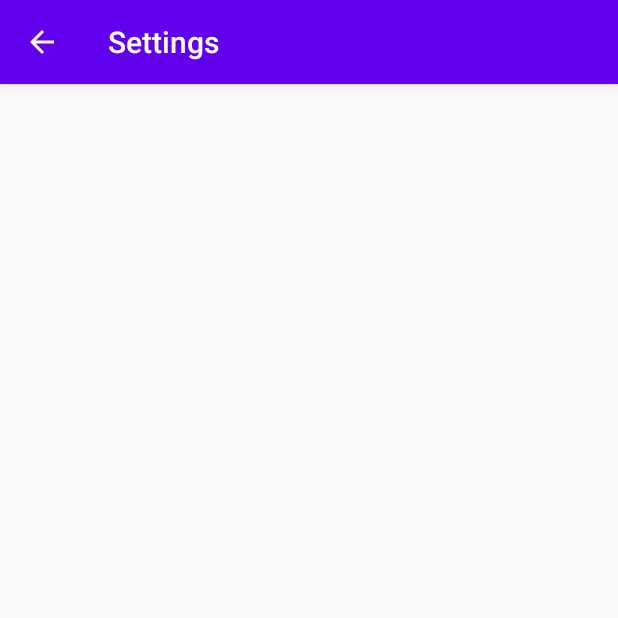
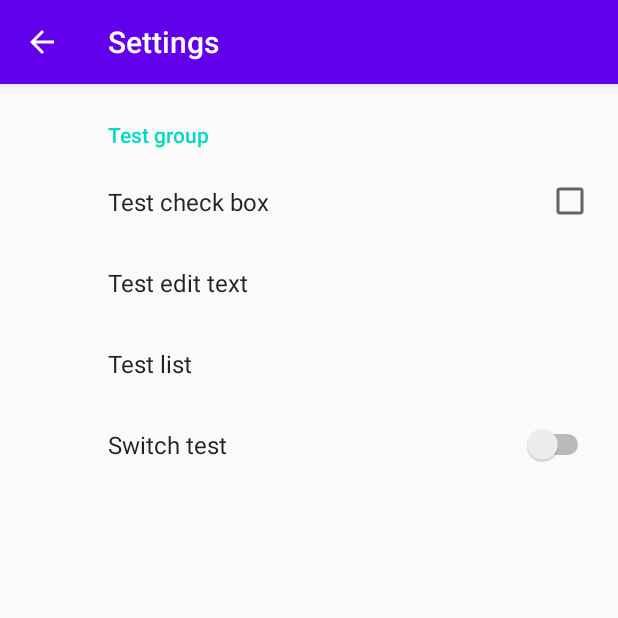
Before and after one commit to SolarisD/Calc, an Android app: the SettingsActivity screen opened directly, with no data from a screen before it, on a phone screen of 412 x 824 dp, the top half of it. Run offline under Robolectric (Android 15) with nearby library versions, the phone set to English and light mode, and no system bars; our stand-ins replace androidx.preference.

Commit message:
Test preferences lib

```diff
--- a/app/build.gradle
+++ b/app/build.gradle
@@ -52,15 +52,15 @@ dependencies {
     implementation "androidx.recyclerview:recyclerview:1.1.0"
     implementation "androidx.lifecycle:lifecycle-extensions:2.2.0"
     implementation "androidx.lifecycle:lifecycle-viewmodel:2.2.0"
-    implementation 'androidx.legacy:legacy-support-v4:1.0.0'
-    implementation "androidx.preference:preference:1.1.1"
+    implementation "androidx.preference:preference-ktx:1.1.1"
 
 
+    //ROOM
     def roomVersion = "2.2.5"
     implementation "androidx.room:room-runtime:$roomVersion"
     kapt "androidx.room:room-compiler:$roomVersion"
-    /*implementation "androidx.room:room-ktx:$roomVersion"
-    androidTestImplementation "androidx.room:room-testing:$roomVersion"*/
+    implementation "androidx.room:room-ktx:$roomVersion"
+    androidTestImplementation "androidx.room:room-testing:$roomVersion"
 
     testImplementation 'junit:junit:4.13'
     androidTestImplementation 'androidx.test.ext:junit:1.1.2'
--- a/app/src/main/java/com/solarisd/calc/view/MainActivity.kt
+++ b/app/src/main/java/com/solarisd/calc/view/MainActivity.kt
@@ -43,12 +43,14 @@ class MainActivity : AppCompatActivity() {
     }
     private fun loadKeyboard() {
         when(vm.kMode){
-            "DEF"-> supportFragmentManager.commit {
-                add<DefKeyboardFragment>(R.id.keyboard_layout, null, intent.extras)
-            }
-            "EXT"-> supportFragmentManager.commit {
-                add<ExtKeyboardFragment>(R.id.keyboard_layout, null, intent.extras)
-            }
+            "DEF"-> supportFragmentManager
+                .beginTransaction()
+                .replace(R.id.keyboard_layout, DefKeyboardFragment())
+                .commit()
+            "EXT"-> supportFragmentManager
+                .beginTransaction()
+                .replace(R.id.keyboard_layout, ExtKeyboardFragment())
+                .commit()
         }
     }
     private fun loadHistory() {
--- a/app/src/main/java/com/solarisd/calc/view/SettingsActivity.kt
+++ b/app/src/main/java/com/solarisd/calc/view/SettingsActivity.kt
@@ -2,6 +2,9 @@ package com.solarisd.calc.view
 
 import androidx.appcompat.app.AppCompatActivity
 import android.os.Bundle
+import androidx.fragment.app.commit
+import androidx.fragment.app.replace
+import androidx.preference.PreferenceFragmentCompat
 import com.solarisd.calc.R
 
 class SettingsActivity : AppCompatActivity() {
@@ -9,18 +12,26 @@ class SettingsActivity : AppCompatActivity() {
         super.onCreate(savedInstanceState)
         setContentView(R.layout.activity_settings)
         supportActionBar?.setDisplayHomeAsUpEnabled(true)
+        supportFragmentManager
+            .beginTransaction()
+            .replace(R.id.settings_layout, SettingsFragment())
+            .commit()
     }
 
-    /*private fun loadDefKeyboard() {
-        vm.kMode = "DEF"
-        supportFragmentManager.commit {
-            replace<DefKeyboardFragment>(R.id.keyboard_layout, null, intent.extras)
+    class SettingsFragment: PreferenceFragmentCompat(){
+        override fun onCreatePreferences(savedInstanceState: Bundle?, rootKey: String?) {
+            setPreferencesFromResource(R.xml.calc_settings, rootKey)
         }
+
     }
-    private fun loadExtKeyboard() {
-        vm.kMode = "EXT"
-        supportFragmentManager.commit {
-            replace<ExtKeyboardFragment>(R.id.keyboard_layout, null, intent.extras)
-        }
-    }*/
 }
+
+
+
+
+/*private fun loadDefKeyboard() {
+    vm.kMode = "DEF"
+}
+private fun loadExtKeyboard() {
+    vm.kMode = "EXT"
+}*/
--- a/app/src/main/res/layout/activity_settings.xml
+++ b/app/src/main/res/layout/activity_settings.xml
@@ -1,9 +1,16 @@
 <?xml version="1.0" encoding="utf-8"?>
-<androidx.constraintlayout.widget.ConstraintLayout xmlns:android="http://schemas.android.com/apk/res/android"
+<LinearLayout xmlns:android="http://schemas.android.com/apk/res/android"
     xmlns:app="http://schemas.android.com/apk/res-auto"
     xmlns:tools="http://schemas.android.com/tools"
     android:layout_width="match_parent"
     android:layout_height="match_parent"
+    android:orientation="vertical"
     tools:context=".view.SettingsActivity">
 
-</androidx.constraintlayout.widget.ConstraintLayout>
+    <FrameLayout
+        android:id="@+id/settings_layout"
+        android:layout_width="match_parent"
+        android:layout_height="match_parent">
+
+    </FrameLayout>
+</LinearLayout>
--- /dev/null
+++ b/app/src/main/res/values/arrays.xml
@@ -0,0 +1,13 @@
+<?xml version="1.0" encoding="utf-8"?>
+<resources>
+    <string-array name="test_entries">
+        <item>Entrie 1</item>
+        <item>Entrie 2</item>
+        <item>Entrie 3</item>
+    </string-array>
+    <string-array name="test_values">
+        <item>enterie_1</item>
+        <item>enterie_2</item>
+        <item>enterie_3</item>
+    </string-array>
+</resources>
--- a/app/src/main/res/values/colors.xml
+++ b/app/src/main/res/values/colors.xml
@@ -1,5 +1,6 @@
 <?xml version="1.0" encoding="utf-8"?>
 <resources>
+    <color name="ic_launcher_background">#E1E1E4</color>
     <color name="colorPrimary">#6200EE</color>
     <color name="colorPrimaryDark">#3700B3</color>
     <color name="colorAccent">#03DAC5</color>
--- a/app/src/main/res/values/ic_launcher_background.xml
+++ /dev/null
@@ -1,4 +0,0 @@
-<?xml version="1.0" encoding="utf-8"?>
-<resources>
-    <color name="ic_launcher_background">#E1E1E4</color>
-</resources>
--- /dev/null
+++ b/app/src/main/res/xml/calc_settings.xml
@@ -0,0 +1,26 @@
+<?xml version="1.0" encoding="utf-8"?>
+<PreferenceScreen xmlns:android="http://schemas.android.com/apk/res/android">
+
+    <PreferenceCategory android:title="Test group">
+
+        <CheckBoxPreference
+            android:defaultValue="false"
+            android:key="check_box_test"
+            android:title="Test check box" />
+        <EditTextPreference
+            android:key="edit_text_test"
+            android:selectAllOnFocus="true"
+            android:singleLine="true"
+            android:title="Test edit text" />
+        <ListPreference
+            android:entries="@array/test_entries"
+            android:entryValues="@array/test_values"
+            android:defaultValue="enterie_1"
+            android:key="list_test"
+            android:title="Test list" />
+        <SwitchPreference
+            android:defaultValue="false"
+            android:key="switch_test"
+            android:title="Switch test" />
+    </PreferenceCategory>
+</PreferenceScreen>
```
